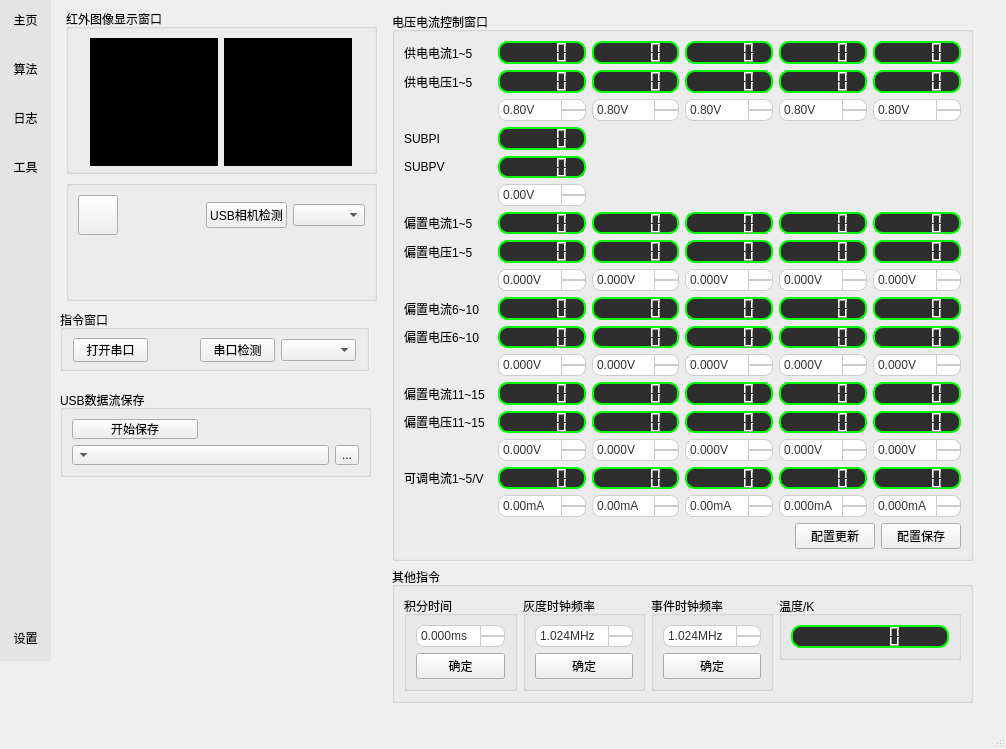
This is mainwindow.ui in 3137959601/usb_udp_video_transmission2 as Qt 5 draws it before an edit. The edited form follows.
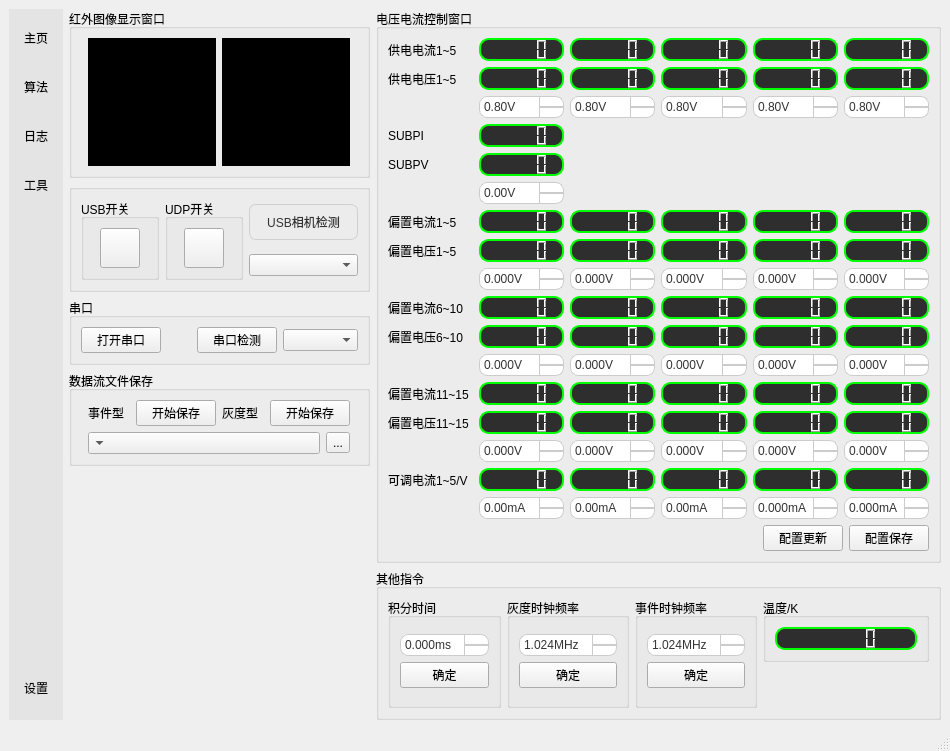
This is the edited form. Icons and pictures are not drawn. Custom widgets are drawn as their Qt base class.

Commit message: Debug0.6：整合USB与UDP双通道图像显示，增加独立放大窗口，完善窗口功能，去除drawthread警告

What changed in the file:
```diff
--- a/mainwindow.ui
+++ b/mainwindow.ui
@@ -6,237 +6,17 @@
    <rect>
     <x>0</x>
     <y>0</y>
-    <width>1006</width>
-    <height>749</height>
+    <width>950</width>
+    <height>751</height>
    </rect>
   </property>
   <property name="windowTitle">
    <string>MainWindow</string>
   </property>
   <widget class="QWidget" name="centralwidget">
-   <widget class="QGroupBox" name="groupBox_2">
-    <property name="geometry">
-     <rect>
-      <x>66</x>
-      <y>9</y>
-      <width>311</width>
-      <height>165</height>
-     </rect>
-    </property>
-    <property name="title">
-     <string>红外图像显示窗口</string>
-    </property>
-    <layout class="QGridLayout" name="gridLayout_2">
+   <layout class="QGridLayout" name="gridLayout_19">
      <item row="0" column="0">
-      <layout class="QHBoxLayout" name="horizontalLayout_2">
-       <item>
-        <widget class="widget_image" name="usb_widget" native="true">
-         <property name="minimumSize">
-          <size>
-           <width>128</width>
-           <height>128</height>
-          </size>
-         </property>
-         <property name="maximumSize">
-          <size>
-           <width>128</width>
-           <height>128</height>
-          </size>
-         </property>
-         <property name="styleSheet">
-          <string notr="true">background-color:rgb(0, 0, 0)</string>
-         </property>
-        </widget>
-       </item>
-       <item>
-        <widget class="widget_image" name="udp_widget" native="true">
-         <property name="minimumSize">
-          <size>
-           <width>128</width>
-           <height>128</height>
-          </size>
-         </property>
-         <property name="maximumSize">
-          <size>
-           <width>128</width>
-           <height>128</height>
-          </size>
-         </property>
-         <property name="styleSheet">
-          <string notr="true">background-color:rgb(0, 0, 0)</string>
-         </property>
-        </widget>
-       </item>
-      </layout>
-     </item>
-    </layout>
-   </widget>
-   <widget class="QGroupBox" name="groupBox_3">
-    <property name="geometry">
-     <rect>
-      <x>60</x>
-      <y>310</y>
-      <width>309</width>
-      <height>61</height>
-     </rect>
-    </property>
-    <property name="title">
-     <string>指令窗口</string>
-    </property>
-    <widget class="QPushButton" name="serial_det_pB">
-     <property name="geometry">
-      <rect>
-       <x>140</x>
-       <y>28</y>
-       <width>75</width>
-       <height>24</height>
-      </rect>
-     </property>
-     <property name="text">
-      <string>串口检测</string>
-     </property>
-    </widget>
-    <widget class="QComboBox" name="serialCb">
-     <property name="geometry">
-      <rect>
-       <x>221</x>
-       <y>29</y>
-       <width>75</width>
-       <height>22</height>
-      </rect>
-     </property>
-     <property name="sizePolicy">
-      <sizepolicy hsizetype="Minimum" vsizetype="Fixed">
-       <horstretch>0</horstretch>
-       <verstretch>0</verstretch>
-      </sizepolicy>
-     </property>
-     <property name="minimumSize">
-      <size>
-       <width>75</width>
-       <height>0</height>
-      </size>
-     </property>
-     <property name="styleSheet">
-      <string notr="true"/>
-     </property>
-    </widget>
-    <widget class="QPushButton" name="serialpB">
-     <property name="geometry">
-      <rect>
-       <x>13</x>
-       <y>28</y>
-       <width>75</width>
-       <height>24</height>
-      </rect>
-     </property>
-     <property name="text">
-      <string>打开串口</string>
-     </property>
-    </widget>
-   </widget>
-   <widget class="QGroupBox" name="groupBox_4">
-    <property name="geometry">
-     <rect>
-      <x>66</x>
-      <y>180</y>
-      <width>311</width>
-      <height>121</height>
-     </rect>
-    </property>
-    <property name="title">
-     <string/>
-    </property>
-    <layout class="QGridLayout" name="gridLayout_6">
-     <item row="0" column="0">
-      <layout class="QGridLayout" name="gridLayout_5">
-       <item row="0" column="0">
-        <layout class="QHBoxLayout" name="horizontalLayout_10">
-         <item>
-          <layout class="QHBoxLayout" name="horizontalLayout_5">
-           <item>
-            <widget class="QPushButton" name="switchBt">
-             <property name="minimumSize">
-              <size>
-               <width>40</width>
-               <height>40</height>
-              </size>
-             </property>
-             <property name="maximumSize">
-              <size>
-               <width>40</width>
-               <height>40</height>
-              </size>
-             </property>
-             <property name="text">
-              <string/>
-             </property>
-            </widget>
-           </item>
-           <item>
-            <spacer name="horizontalSpacer_6">
-             <property name="orientation">
-              <enum>Qt::Horizontal</enum>
-             </property>
-             <property name="sizeHint" stdset="0">
-              <size>
-               <width>40</width>
-               <height>20</height>
-              </size>
-             </property>
-            </spacer>
-           </item>
-          </layout>
-         </item>
-         <item>
-          <layout class="QHBoxLayout" name="horizontalLayout_9">
-           <item>
-            <widget class="QPushButton" name="camera_det_pB">
-             <property name="text">
-              <string>USB相机检测</string>
-             </property>
-            </widget>
-           </item>
-           <item>
-            <widget class="QComboBox" name="camera_comboBox">
-             <property name="sizePolicy">
-              <sizepolicy hsizetype="Preferred" vsizetype="Fixed">
-               <horstretch>0</horstretch>
-               <verstretch>0</verstretch>
-              </sizepolicy>
-             </property>
-            </widget>
-           </item>
-          </layout>
-         </item>
-        </layout>
-       </item>
-       <item row="1" column="0">
-        <spacer name="verticalSpacer">
-         <property name="orientation">
-          <enum>Qt::Vertical</enum>
-         </property>
-         <property name="sizeHint" stdset="0">
-          <size>
-           <width>289</width>
-           <height>13</height>
-          </size>
-         </property>
-        </spacer>
-       </item>
-      </layout>
-     </item>
-    </layout>
-   </widget>
    <widget class="QWidget" name="sideBar" native="true">
-    <property name="geometry">
-     <rect>
-      <x>0</x>
-      <y>0</y>
-      <width>51</width>
-      <height>661</height>
-     </rect>
-    </property>
     <property name="layoutDirection">
      <enum>Qt::LeftToRight</enum>
     </property>
@@ -501,47 +281,298 @@
      </item>
     </layout>
    </widget>
+    </item>
+    <item row="0" column="1">
+     <layout class="QGridLayout" name="gridLayout_18">
+      <item row="0" column="0">
+       <layout class="QGridLayout" name="gridLayout_17">
+        <item row="0" column="0">
+         <widget class="QGroupBox" name="groupBox_2">
+          <property name="title">
+           <string>红外图像显示窗口</string>
+          </property>
+          <layout class="QGridLayout" name="gridLayout_2">
+           <item row="0" column="0">
+            <layout class="QHBoxLayout" name="horizontalLayout_2">
+             <item>
+              <widget class="usb_widget_image" name="usb_widget" native="true">
+               <property name="minimumSize">
+                <size>
+                 <width>128</width>
+                 <height>128</height>
+                </size>
+               </property>
+               <property name="maximumSize">
+                <size>
+                 <width>128</width>
+                 <height>128</height>
+                </size>
+               </property>
+               <property name="styleSheet">
+                <string notr="true">background-color:rgb(0, 0, 0)</string>
+               </property>
+              </widget>
+             </item>
+             <item>
+              <widget class="udp_widget_image" name="udp_widget" native="true">
+               <property name="minimumSize">
+                <size>
+                 <width>128</width>
+                 <height>128</height>
+                </size>
+               </property>
+               <property name="maximumSize">
+                <size>
+                 <width>128</width>
+                 <height>128</height>
+                </size>
+               </property>
+               <property name="styleSheet">
+                <string notr="true">background-color:rgb(0, 0, 0)</string>
+               </property>
+              </widget>
+             </item>
+            </layout>
+           </item>
+          </layout>
+         </widget>
+        </item>
+        <item row="1" column="0">
+         <widget class="QGroupBox" name="groupBox_4">
+          <property name="title">
+           <string/>
+          </property>
+          <layout class="QGridLayout" name="gridLayout_5">
+           <item row="0" column="1">
+            <widget class="QPushButton" name="camera_det_pB">
+             <property name="maximumSize">
+              <size>
+               <width>113</width>
+               <height>16777215</height>
+              </size>
+             </property>
+             <property name="styleSheet">
+              <string notr="true">QPushButton {
+    background: qlineargradient(spread:pad, x1:0, y1:0, x2:1, y2:1, 
+                stop:0 #FFFFFF, stop:1 #F3F3F3); /* 柔和渐变，避免单调 */
+    color: #333;  /* 文字颜色，深灰色更显高级 */
+    font: 12px &quot;Segoe UI&quot;, &quot;Arial&quot;; /* 现代感字体 */
+    padding: 8px 16px; /* 小巧精致的尺寸 */
+    border-radius: 7px; /* 圆角矩形，柔和但不过度圆润 */
+    border: 1px solid #D0D0D0; /* 细腻的边框，提升层次感 */
+    outline: none;
+    min-width:70px; /* 控制最小宽度 */
+}
+
+/* 按钮悬停效果 */
+QPushButton:hover {
+    background: qlineargradient(spread:pad, x1:0, y1:0, x2:1, y2:1, 
+                stop:0 #F8F8F8, stop:1 #E8E8E8); /* 轻微提亮 */
+    border: 1px solid #C5C5C5;
+}
+
+/* 按钮按下效果 */
+QPushButton:pressed {
+    background: #E0E0E0; /* 按下变深一点 */
+    border: 1px solid #B0B0B0;
+}
+
+
+/* 按钮禁用状态 */
+QPushButton:disabled {
+    background: #F4F4F4;
+    color: #B0B0B0;
+    border: 1px solid #E0E0E0;
+}
+</string>
+             </property>
+             <property name="text">
+              <string>USB相机检测</string>
+             </property>
+            </widget>
+           </item>
+           <item row="0" column="0" rowspan="2">
+            <layout class="QGridLayout" name="gridLayout_15">
+             <item row="0" column="0">
+              <widget class="QGroupBox" name="groupBox_11">
+               <property name="title">
+                <string>USB开关</string>
+               </property>
+               <layout class="QGridLayout" name="gridLayout_6">
+                <item row="0" column="0">
+                 <widget class="QPushButton" name="usb_switchBt">
+                  <property name="minimumSize">
+                   <size>
+                    <width>40</width>
+                    <height>40</height>
+                   </size>
+                  </property>
+                  <property name="maximumSize">
+                   <size>
+                    <width>40</width>
+                    <height>40</height>
+                   </size>
+                  </property>
+                  <property name="text">
+                   <string/>
+                  </property>
+                 </widget>
+                </item>
+               </layout>
+              </widget>
+             </item>
+             <item row="0" column="1">
+              <widget class="QGroupBox" name="groupBox_12">
+               <property name="title">
+                <string>UDP开关</string>
+               </property>
+               <layout class="QGridLayout" name="gridLayout_14">
+                <item row="0" column="0">
+                 <widget class="QPushButton" name="udp_switchBt">
+                  <property name="minimumSize">
+                   <size>
+                    <width>40</width>
+                    <height>40</height>
+                   </size>
+                  </property>
+                  <property name="maximumSize">
+                   <size>
+                    <width>40</width>
+                    <height>40</height>
+                   </size>
+                  </property>
+                  <property name="text">
+                   <string/>
+                  </property>
+                 </widget>
+                </item>
+               </layout>
+              </widget>
+             </item>
+            </layout>
+           </item>
+           <item row="1" column="1">
+            <widget class="QComboBox" name="camera_comboBox">
+             <property name="sizePolicy">
+              <sizepolicy hsizetype="Preferred" vsizetype="Fixed">
+               <horstretch>0</horstretch>
+               <verstretch>0</verstretch>
+              </sizepolicy>
+             </property>
+            </widget>
+           </item>
+          </layout>
+         </widget>
+        </item>
+        <item row="2" column="0">
+         <widget class="QGroupBox" name="groupBox_3">
+          <property name="title">
+           <string>串口</string>
+          </property>
+          <layout class="QGridLayout" name="gridLayout_16">
+           <item row="0" column="0">
+            <widget class="QPushButton" name="serialpB">
+             <property name="text">
+              <string>打开串口</string>
+             </property>
+            </widget>
+           </item>
+           <item row="0" column="1">
+            <spacer name="horizontalSpacer_3">
+             <property name="orientation">
+              <enum>Qt::Horizontal</enum>
+             </property>
+             <property name="sizeHint" stdset="0">
+              <size>
+               <width>55</width>
+               <height>20</height>
+              </size>
+             </property>
+            </spacer>
+           </item>
+           <item row="0" column="2">
+            <widget class="QPushButton" name="serial_det_pB">
+             <property name="text">
+              <string>串口检测</string>
+             </property>
+            </widget>
+           </item>
+           <item row="0" column="3">
+            <widget class="QComboBox" name="serialCb">
+             <property name="sizePolicy">
+              <sizepolicy hsizetype="Minimum" vsizetype="Fixed">
+               <horstretch>0</horstretch>
+               <verstretch>0</verstretch>
+              </sizepolicy>
+             </property>
+             <property name="minimumSize">
+              <size>
+               <width>75</width>
+               <height>0</height>
+              </size>
+             </property>
+             <property name="styleSheet">
+              <string notr="true"/>
+             </property>
+            </widget>
+           </item>
+          </layout>
+         </widget>
+        </item>
+        <item row="3" column="0">
    <widget class="QGroupBox" name="groupBox_8">
-    <property name="geometry">
-     <rect>
-      <x>60</x>
-      <y>390</y>
-      <width>311</width>
-      <height>87</height>
-     </rect>
-    </property>
     <property name="title">
-     <string>USB数据流保存</string>
+           <string>数据流文件保存</string>
     </property>
     <layout class="QGridLayout" name="gridLayout_3">
      <item row="0" column="0">
+            <layout class="QHBoxLayout" name="horizontalLayout">
+             <item>
+              <widget class="QLabel" name="label">
+               <property name="text">
+                <string>事件型</string>
+               </property>
+              </widget>
+             </item>
+             <item>
       <widget class="QPushButton" name="stream_save_pB">
        <property name="text">
         <string>开始保存</string>
        </property>
       </widget>
      </item>
-     <item row="0" column="1" colspan="2">
-      <spacer name="horizontalSpacer_9">
-       <property name="orientation">
-        <enum>Qt::Horizontal</enum>
-       </property>
-       <property name="sizeHint" stdset="0">
-        <size>
-         <width>40</width>
-         <height>20</height>
-        </size>
-       </property>
-      </spacer>
-     </item>
-     <item row="1" column="0" colspan="2">
+             <item>
+              <widget class="QLabel" name="label_2">
+               <property name="text">
+                <string>灰度型</string>
+               </property>
+              </widget>
+             </item>
+             <item>
+              <widget class="QPushButton" name="UDP_save_pB">
+               <property name="text">
+                <string>开始保存</string>
+               </property>
+              </widget>
+             </item>
+            </layout>
+           </item>
+           <item row="1" column="0">
+            <layout class="QHBoxLayout" name="horizontalLayout_3">
+             <item>
       <widget class="QComboBox" name="filepath_cB">
+               <property name="maximumSize">
+                <size>
+                 <width>232</width>
+                 <height>16777215</height>
+                </size>
+               </property>
        <property name="layoutDirection">
         <enum>Qt::RightToLeft</enum>
        </property>
       </widget>
      </item>
-     <item row="1" column="2">
+             <item>
       <widget class="QToolButton" name="path_sel_tB">
        <property name="text">
         <string>...</string>
@@ -549,16 +580,28 @@
       </widget>
      </item>
     </layout>
-   </widget>
-   <widget class="QWidget" name="layoutWidget">
-    <property name="geometry">
-     <rect>
-      <x>392</x>
-      <y>12</y>
-      <width>581</width>
-      <height>691</height>
-     </rect>
-    </property>
+           </item>
+          </layout>
+         </widget>
+        </item>
+       </layout>
+      </item>
+      <item row="1" column="0">
+       <spacer name="verticalSpacer">
+        <property name="orientation">
+         <enum>Qt::Vertical</enum>
+        </property>
+        <property name="sizeHint" stdset="0">
+         <size>
+          <width>20</width>
+          <height>252</height>
+         </size>
+        </property>
+       </spacer>
+      </item>
+     </layout>
+    </item>
+    <item row="0" column="2">
     <layout class="QGridLayout" name="gridLayout_13">
      <item row="0" column="0">
       <widget class="QGroupBox" name="groupBox">
@@ -3980,20 +4023,22 @@
       </widget>
      </item>
     </layout>
-   </widget>
+    </item>
+   </layout>
    <zorder>layoutWidget</zorder>
    <zorder>groupBox_4</zorder>
    <zorder>groupBox_3</zorder>
    <zorder>groupBox_2</zorder>
    <zorder>sideBar</zorder>
    <zorder>groupBox_8</zorder>
+   <zorder>verticalSpacer</zorder>
   </widget>
   <widget class="QMenuBar" name="menubar">
    <property name="geometry">
     <rect>
      <x>0</x>
      <y>0</y>
-     <width>1006</width>
+     <width>950</width>
      <height>22</height>
     </rect>
    </property>
@@ -4002,9 +4047,15 @@
  </widget>
  <customwidgets>
   <customwidget>
-   <class>widget_image</class>
+   <class>usb_widget_image</class>
    <extends>QWidget</extends>
-   <header location="global">widget_image.h</header>
+   <header>usb_widget_image.h</header>
+   <container>1</container>
+  </customwidget>
+  <customwidget>
+   <class>udp_widget_image</class>
+   <extends>QWidget</extends>
+   <header>udp_widget_image.h</header>
    <container>1</container>
   </customwidget>
  </customwidgets>
```
Lines whose indentation alone changed are shown as unchanged. The commit also changes 21 other files.
